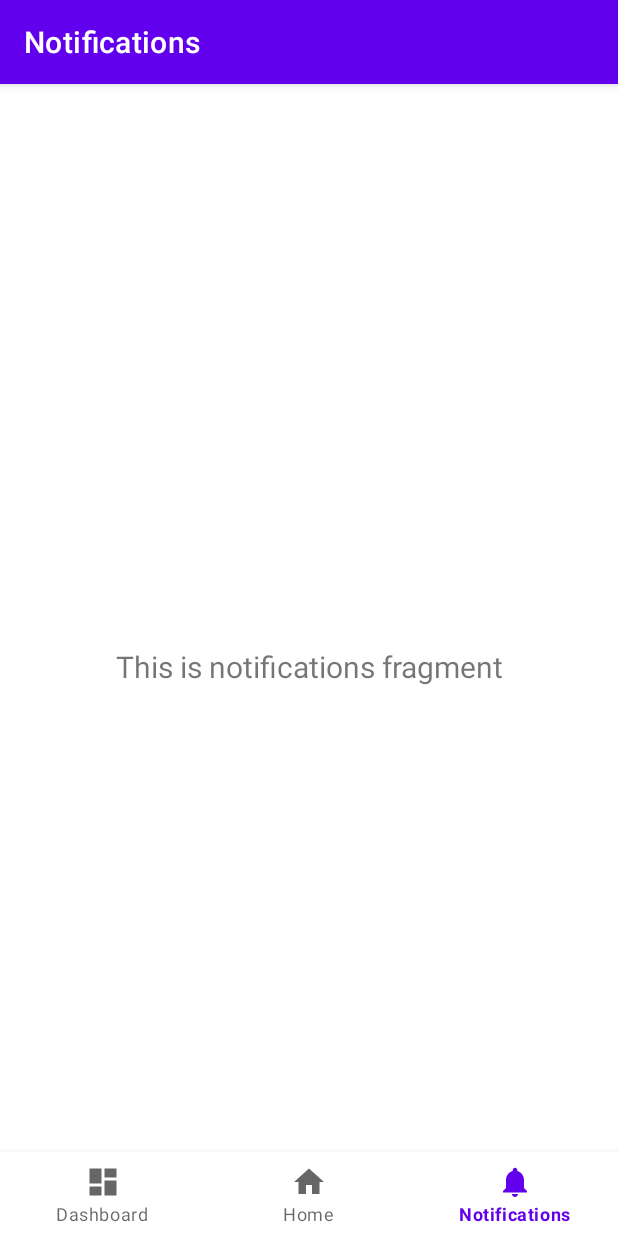
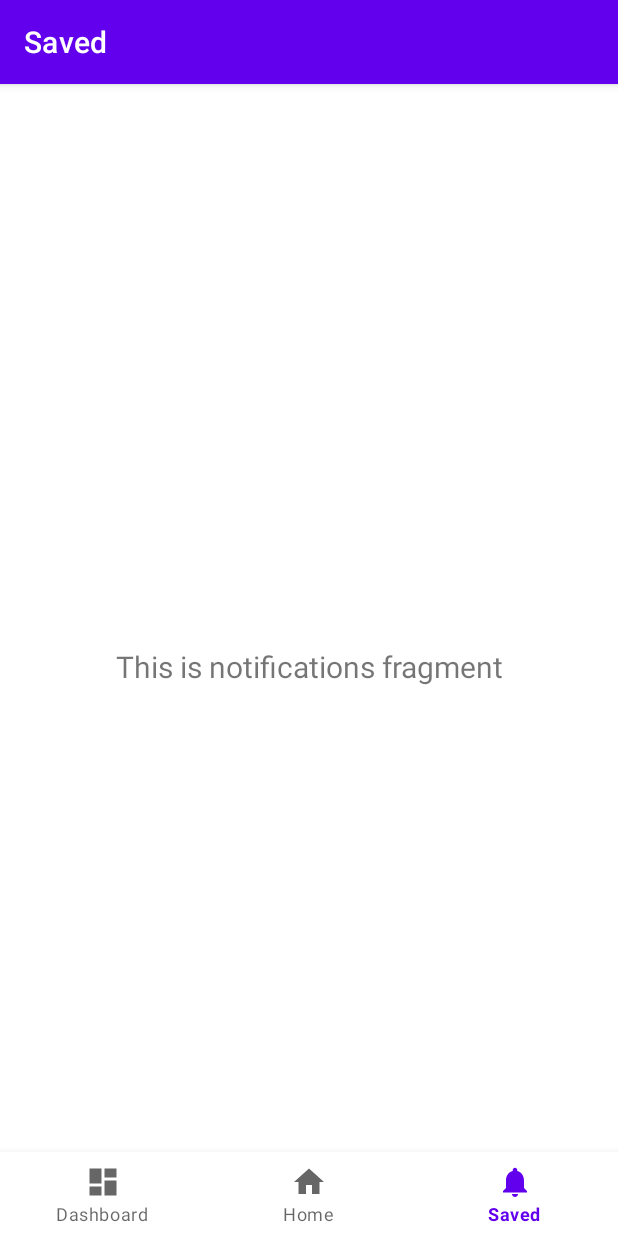
Before and after one commit to guisussel/android-news-application, an Android app: the screen it shows after launch (MainActivity), item 3 of the bottom bar chosen, on a phone screen of 412 x 824 dp. Run offline under Robolectric (Android 15) with nearby library versions, the phone set to English and light mode, and no system bars; our stand-ins replace navigation-ui.

Commit message:
added new screen with article details

```diff
--- a/app/src/main/java/com/example/newsapplication/ui/home/HomeFragment.java
+++ b/app/src/main/java/com/example/newsapplication/ui/home/HomeFragment.java
@@ -45,28 +45,27 @@ public class HomeFragment extends Fragment {
 
         swipeRefreshLayout = binding.swipeRefreshLayout;
 
-        swipeRefreshLayout.setOnRefreshListener(() -> fetchNews());
+        swipeRefreshLayout.setOnRefreshListener(this::fetchNews);
 
         listViewNews = binding.listViewNewsList;
 
         fetchNews();
-
         return root;
     }
 
     private void fetchNews() {
         Call<NewsResponse> call = newsService.getTopHeadlines(newsSource, apiKey);
 
-        ProgressBar progressBar = new ProgressBar(getContext(), null, android.R.attr.progressBarStyleLarge);
-        progressBar.setIndeterminate(true);
-
-        AlertDialog.Builder builder = new AlertDialog.Builder(getContext());
-        builder.setView(progressBar);
-        builder.setCancelable(false);
-        builder.setTitle("Fetching news...");
-        AlertDialog dialog = builder.create();
-
-        dialog.show();
+//        ProgressBar progressBar = new ProgressBar(getContext(), null, android.R.attr.progressBarStyleLarge);
+//        progressBar.setIndeterminate(true);
+//
+//        AlertDialog.Builder builder = new AlertDialog.Builder(getContext());
+//        builder.setView(progressBar);
+//        builder.setCancelable(false);
+//        builder.setTitle("Fetching news...");
+//        AlertDialog dialog = builder.create();
+//
+//        dialog.show();
 
         call.enqueue(new Callback<NewsResponse>() {
             @Override
@@ -74,7 +73,7 @@ public class HomeFragment extends Fragment {
                 if (response.isSuccessful()) {
                     List<Article> listOfArticles = response.body().getArticles();
                     setNewsListAdapter(listOfArticles);
-                    dialog.dismiss();
+//                    dialog.dismiss();
                     swipeRefreshLayout.setRefreshing(false);
                 } else {
                     // TODO handle error case
@@ -84,8 +83,7 @@ public class HomeFragment extends Fragment {
             @Override
             public void onFailure(Call<NewsResponse> call, Throwable t) {
                 // TODO handle failed request
-                dialog.dismiss();
-                // Notify the SwipeRefreshLayout that the refresh is complete
+//                dialog.dismiss();
                 swipeRefreshLayout.setRefreshing(false);
             }
         });
--- a/app/src/main/java/com/example/newsapplication/ui/news/Article.java
+++ b/app/src/main/java/com/example/newsapplication/ui/news/Article.java
@@ -1,6 +1,8 @@
 package com.example.newsapplication.ui.news;
 
-public class Article {
+import java.io.Serializable;
+
+public class Article implements Serializable {
     private String author;
     private String title;
     private String description;
--- a/app/src/main/res/layout/list_articles.xml
+++ b/app/src/main/res/layout/list_articles.xml
@@ -11,7 +11,7 @@
         android:layout_width="0dp"
         android:layout_height="200dp"
         android:layout_marginTop="16dp"
-        android:scaleType="centerCrop"
+        android:scaleType="centerInside"
         app:layout_constraintEnd_toEndOf="parent"
         app:layout_constraintStart_toStartOf="parent"
         app:layout_constraintTop_toTopOf="parent"
--- a/app/src/main/res/menu/bottom_nav_menu.xml
+++ b/app/src/main/res/menu/bottom_nav_menu.xml
@@ -14,6 +14,6 @@
     <item
         android:id="@+id/navigation_notifications"
         android:icon="@drawable/ic_notifications_black_24dp"
-        android:title="@string/title_notifications"/>
+        android:title="@string/title_saved"/>
 
 </menu>
--- a/app/src/main/res/navigation/mobile_navigation.xml
+++ b/app/src/main/res/navigation/mobile_navigation.xml
@@ -20,6 +20,6 @@
     <fragment
         android:id="@+id/navigation_notifications"
         android:name="com.example.newsapplication.ui.notifications.NotificationsFragment"
-        android:label="@string/title_notifications"
+        android:label="@string/title_saved"
         tools:layout="@layout/fragment_notifications" />
 </navigation>
--- a/app/src/main/res/values/strings.xml
+++ b/app/src/main/res/values/strings.xml
@@ -2,5 +2,10 @@
     <string name="app_name">News Application</string>
     <string name="title_home">Home</string>
     <string name="title_dashboard">Dashboard</string>
-    <string name="title_notifications">Notifications</string>
+    <string name="title_saved">Saved</string>
+    <string name="read_more">Read more</string>
+    <string name="description">Description</string>
+    <string name="content">Content</string>
+    <string name="title">Title</string>
+    <string name="dd_mm_yy_hh_mm">DD/MM/YY HH:mm</string>
 </resources>
```
Also changed, not shown: app/src/main/java/com/example/newsapplication/ArticleDetailsActivity.java (added, +53 -0 lines), app/src/main/java/com/example/newsapplication/ui/news/adapter/NewsAdapter.java (+6 -1 lines), app/src/main/res/layout/activity_article_details.xml (added, +90 -0 lines).
